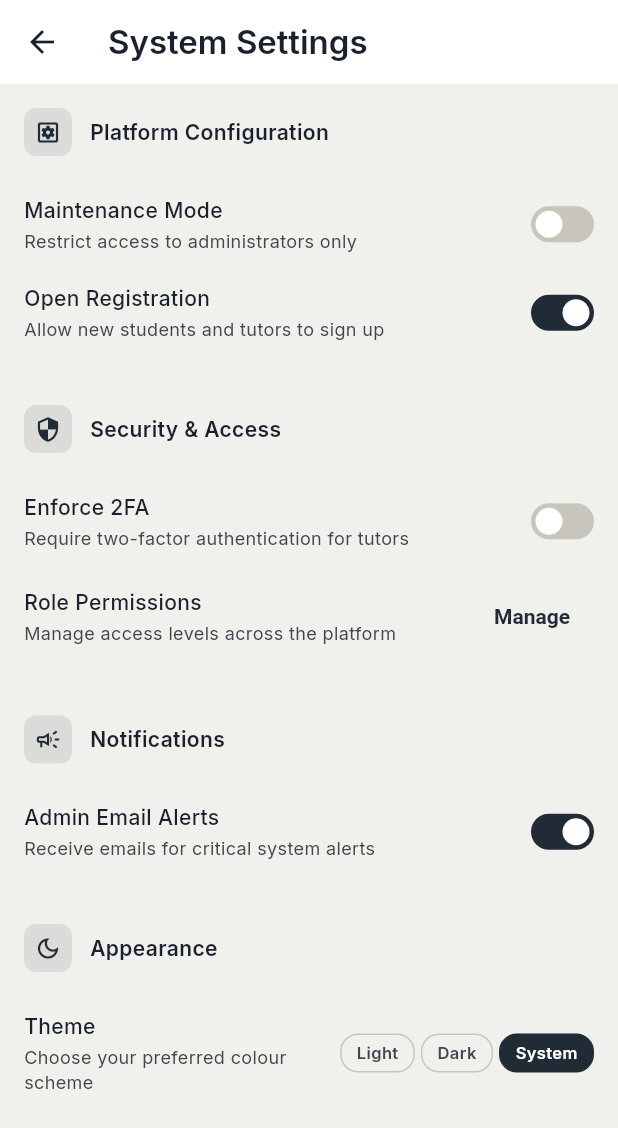
After one commit to chris-moyo-codes/eduSupport-apk, a Flutter app: the AdminSettingsScreen screen opened directly, on a phone screen of 412 x 824 dp. The commit adds this screen. Shown: the top 1128 px of the screen. Run offline on Flutter 3.47's test engine with Material 3 defaults, Android fonts, the phone set to English and light mode, and no system bars; our stand-ins replace dio, flutter_riverpod, flutter_secure_storage, go_router, google_fonts, shared_preferences; accounts and stored records are empty.

Commit message:
feat(ux): admin system settings, declutter nav, fix student profile layout
- feat(admin): add AdminSettingsScreen with Platform Config, Security, Notifications, Appearance sections; replace Profile tab with Settings tab in AdminShellScreen
- refactor(nav/student): reduce bottom nav from 6 to 4 tabs (Home, Tasks, Study, Progress); Library and Tutors now opened via Navigator.push from Dashboard quick-actions, wrapped in standalone Scaffold to fix RenderFlex overflow when pushed outside IndexedStack
- refactor(nav/tutor): reduce bottom nav from 6 to 4 tabs (Home, Tasks, Students, Sessions); Resources and Profile removed from bottom nav; Profile accessible via AppBar avatar push route
- fix(ui): TutorStudentDetailScreen - add SafeArea, textAlign: center on name/grade, LayoutBuilder responsive button row for narrow screens
- fix(test): update student_experience_test and tutor_experience_test to match new navigation architecture
- chore: remove all unused imports (4 warnings resolved)

```diff
--- /dev/null
+++ b/lib/features/admin/presentation/screens/admin_settings_screen.dart
@@ -0,0 +1,300 @@
+import 'package:flutter/material.dart';
+import 'package:flutter_riverpod/flutter_riverpod.dart';
+
+import '../../../../core/widgets/edu_button.dart';
+import '../../../settings/application/theme_controller.dart';
+
+class AdminSettingsScreen extends ConsumerStatefulWidget {
+  const AdminSettingsScreen({super.key});
+
+  @override
+  ConsumerState<AdminSettingsScreen> createState() => _AdminSettingsScreenState();
+}
+
+class _AdminSettingsScreenState extends ConsumerState<AdminSettingsScreen> {
+  bool _maintenanceMode = false;
+  bool _registrationOpen = true;
+  bool _enforce2FA = false;
+  bool _emailAlerts = true;
+
+  @override
+  Widget build(BuildContext context) {
+    final theme = Theme.of(context);
+    final themeMode = ref.watch(themeControllerProvider);
+
+    return Scaffold(
+      backgroundColor: theme.colorScheme.surfaceContainerLowest,
+      appBar: AppBar(
+        title: const Text('System Settings'),
+        elevation: 0,
+        scrolledUnderElevation: 0,
+        backgroundColor: theme.colorScheme.surface,
+      ),
+      body: SafeArea(
+        child: SingleChildScrollView(
+          padding: const EdgeInsets.fromLTRB(16, 8, 16, 60),
+          child: Column(
+            crossAxisAlignment: CrossAxisAlignment.start,
+            children: [
+              // ── Platform Configuration ──────────────────────────────────────
+              _SettingsSection(
+                icon: Icons.settings_applications_outlined,
+                title: 'Platform Configuration',
+                children: [
+                  _SettingsRow(
+                    label: 'Maintenance Mode',
+                    description: 'Restrict access to administrators only',
+                    action: _EduSwitch(
+                      value: _maintenanceMode,
+                      onChanged: (v) => setState(() => _maintenanceMode = v),
+                    ),
+                  ),
+                  _SettingsRow(
+                    label: 'Open Registration',
+                    description: 'Allow new students and tutors to sign up',
+                    action: _EduSwitch(
+                      value: _registrationOpen,
+                      onChanged: (v) => setState(() => _registrationOpen = v),
+                    ),
+                  ),
+                ],
+              ),
+              const SizedBox(height: 24),
+
+              // ── Security & Access ───────────────────────────────────────────
+              _SettingsSection(
+                icon: Icons.security_outlined,
+                title: 'Security & Access',
+                children: [
+                  _SettingsRow(
+                    label: 'Enforce 2FA',
+                    description: 'Require two-factor authentication for tutors',
+                    action: _EduSwitch(
+                      value: _enforce2FA,
+                      onChanged: (v) => setState(() => _enforce2FA = v),
+                    ),
+                  ),
+                  _SettingsRow(
+                    label: 'Role Permissions',
+                    description: 'Manage access levels across the platform',
+                    action: EduButton(
+                      label: 'Manage',
+                      variant: EduButtonVariant.ghost,
+                      size: EduButtonSize.small,
+                      onPressed: () {},
+                    ),
+                  ),
+                ],
+              ),
+              const SizedBox(height: 24),
+
+              // ── Notifications & Alerts ──────────────────────────────────────
+              _SettingsSection(
+                icon: Icons.campaign_outlined,
+                title: 'Notifications',
+                children: [
+                  _SettingsRow(
+                    label: 'Admin Email Alerts',
+                    description: 'Receive emails for critical system alerts',
+                    action: _EduSwitch(
+                      value: _emailAlerts,
+                      onChanged: (v) => setState(() => _emailAlerts = v),
+                    ),
+                  ),
+                ],
+              ),
+              const SizedBox(height: 24),
+
+              // ── Appearance ──────────────────────────────────────────────────
+              _SettingsSection(
+                icon: Icons.dark_mode_outlined,
+                title: 'Appearance',
+                children: [
+                  _SettingsRow(
+                    label: 'Theme',
+                    description: 'Choose your preferred colour scheme',
+                    action: Row(
+                      mainAxisSize: MainAxisSize.min,
+                      children: EduThemeMode.values.map((t) {
+                        final active = t == themeMode;
+                        return GestureDetector(
+                          onTap: () {
+                            ref.read(themeControllerProvider.notifier).setTheme(t);
+                          },
+                          child: AnimatedContainer(
+                            duration: const Duration(milliseconds: 200),
+                            margin: const EdgeInsets.only(left: 4),
+                            padding: const EdgeInsets.symmetric(
+                                horizontal: 10, vertical: 4),
+                            decoration: BoxDecoration(
+                              color: active
+                                  ? theme.colorScheme.primary
+                                  : Colors.transparent,
+                              borderRadius: BorderRadius.circular(12),
+                              border: Border.all(
+                                color: active
+                                    ? theme.colorScheme.primary
+                                    : theme.colorScheme.outlineVariant,
+                              ),
+                            ),
+                            child: Text(
+                              t.name[0].toUpperCase() + t.name.substring(1),
+                              style: TextStyle(
+                                fontSize: 11,
+                                fontWeight: FontWeight.w600,
+                                color: active
+                                    ? theme.colorScheme.onPrimary
+                                    : theme.colorScheme.onSurfaceVariant,
+                              ),
+                            ),
+                          ),
+                        );
+                      }).toList(),
+                    ),
+                  ),
+                ],
+              ),
+            ],
+          ),
+        ),
+      ),
+    );
+  }
+}
+
+// ─── Reusable Profile Widgets ──────────────────────────────────────────────────
+
+class _SettingsSection extends StatelessWidget {
+  const _SettingsSection({
+    required this.icon,
+    required this.title,
+    required this.children,
+  });
+
+  final IconData icon;
+  final String title;
+  final List<Widget> children;
+
+  @override
+  Widget build(BuildContext context) {
+    return Column(
+      crossAxisAlignment: CrossAxisAlignment.start,
+      children: [
+        Padding(
+          padding: const EdgeInsets.symmetric(vertical: 8),
+          child: Row(
+            children: [
+              Container(
+                width: 32,
+                height: 32,
+                decoration: BoxDecoration(
+                  color: Theme.of(context).colorScheme.primary.withValues(alpha: 0.1),
+                  borderRadius: BorderRadius.circular(8),
+                ),
+                child: Icon(icon, size: 18, color: Theme.of(context).colorScheme.primary),
+              ),
+              const SizedBox(width: 12),
+              Text(
+                title,
+                style: TextStyle(
+                  fontSize: 14,
+                  fontWeight: FontWeight.w600,
+                  color: Theme.of(context).colorScheme.onSurface,
+                ),
+              ),
+            ],
+          ),
+        ),
+        const SizedBox(height: 8),
+        ...children,
+      ],
+    );
+  }
+}
+
+class _SettingsRow extends StatelessWidget {
+  const _SettingsRow({
+    required this.label,
+    this.description,
+    this.action,
+  });
+
+  final String label;
+  final String? description;
+  final Widget? action;
+
+  @override
+  Widget build(BuildContext context) {
+    return Padding(
+      padding: const EdgeInsets.symmetric(vertical: 10),
+      child: Row(
+        children: [
+          Expanded(
+            child: Column(
+              crossAxisAlignment: CrossAxisAlignment.start,
+              children: [
+                Text(
+                  label,
+                  style: TextStyle(
+                    fontSize: 14,
+                    fontWeight: FontWeight.w500,
+                    color: Theme.of(context).colorScheme.onSurface,
+                  ),
+                ),
+                if (description != null) ...[
+                  const SizedBox(height: 2),
+                  Text(
+                    description!,
+                    style: TextStyle(
+                      fontSize: 12,
+                      color: Theme.of(context).colorScheme.onSurfaceVariant,
+                    ),
+                  ),
+                ],
+              ],
+            ),
+          ),
+          if (action != null) ...[
+            const SizedBox(width: 12),
+            action!,
+          ],
+        ],
+      ),
+    );
+  }
+}
+
+class _EduSwitch extends StatelessWidget {
+  const _EduSwitch({required this.value, required this.onChanged});
+  final bool value;
+  final ValueChanged<bool> onChanged;
+
+  @override
+  Widget build(BuildContext context) {
+    return GestureDetector(
+      onTap: () => onChanged(!value),
+      child: AnimatedContainer(
+        duration: const Duration(milliseconds: 250),
+        width: 42,
+        height: 24,
+        decoration: BoxDecoration(
+          color: value ? Theme.of(context).colorScheme.primary : Theme.of(context).colorScheme.outlineVariant,
+          borderRadius: BorderRadius.circular(12),
+        ),
+        child: AnimatedAlign(
+          duration: const Duration(milliseconds: 250),
+          alignment: value ? Alignment.centerRight : Alignment.centerLeft,
+          child: Container(
+            width: 18,
+            height: 18,
+            margin: const EdgeInsets.symmetric(horizontal: 3),
+            decoration: const BoxDecoration(
+              shape: BoxShape.circle,
+              color: Colors.white,
+            ),
+          ),
+        ),
+      ),
+    );
+  }
+}
--- a/lib/features/admin/presentation/screens/admin_shell_screen.dart
+++ b/lib/features/admin/presentation/screens/admin_shell_screen.dart
@@ -3,7 +3,7 @@ import 'package:flutter_riverpod/flutter_riverpod.dart';
 
 import 'admin_alerts_screen.dart';
 import 'admin_overview_screen.dart';
-import 'admin_profile_screen.dart';
+import 'admin_settings_screen.dart';
 import 'admin_users_screen.dart';
 
 import '../../data/admin_repository.dart';
@@ -22,7 +22,7 @@ class _AdminShellScreenState extends ConsumerState<AdminShellScreen> {
     AdminOverviewScreen(),
     AdminUsersScreen(),
     AdminAlertsScreen(),
-    AdminProfileScreen(),
+    AdminSettingsScreen(),
   ];
 
   @override
@@ -76,9 +76,9 @@ class _AdminShellScreenState extends ConsumerState<AdminShellScreen> {
             label: 'Alerts',
           ),
           const NavigationDestination(
-            icon: Icon(Icons.person_outline_rounded),
-            selectedIcon: Icon(Icons.person_rounded),
-            label: 'Profile',
+            icon: Icon(Icons.settings_outlined),
+            selectedIcon: Icon(Icons.settings_rounded),
+            label: 'Settings',
           ),
         ],
       ),
```
Also changed, not shown: lib/features/app_shell/presentation/screens/shell_screen.dart (+17 -15 lines), lib/features/tutor/presentation/screens/tutor_shell_screen.dart (+4 -15 lines), lib/features/tutor/presentation/screens/tutor_student_detail_screen.dart (+31 -3 lines), 2 other files.
